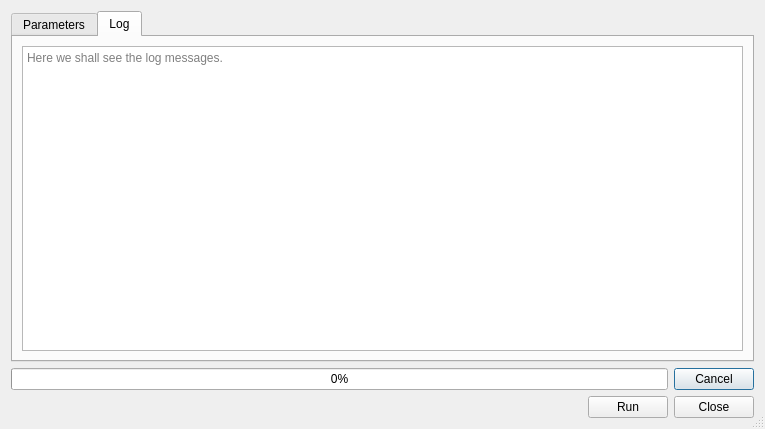
This is topo_modifier_dialog_base.ui in jaminzoda/terra-antiqua as Qt 5 draws it before an edit. The edited form follows.
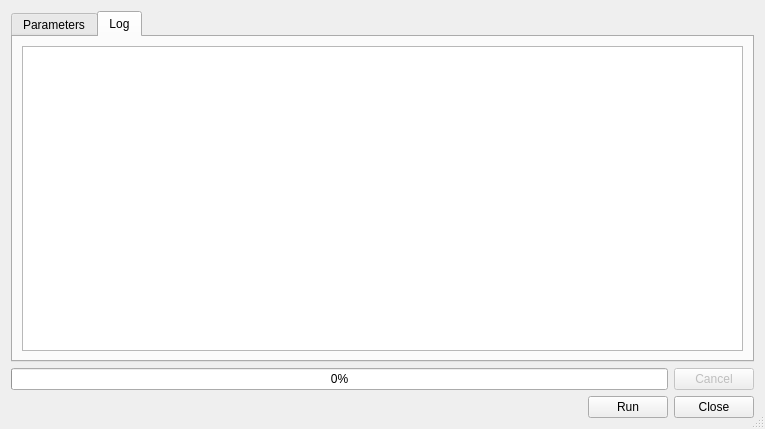
This is the edited form. The open tabs and pages were chosen to show the change. Custom widgets are drawn as their Qt base class.

Commit message: Added progressbar, cancel option and log to the Topo Modifier.

Patch:
```diff
--- a/topo_modifier_dialog_base.ui
+++ b/topo_modifier_dialog_base.ui
@@ -520,19 +520,16 @@
       </attribute>
       <layout class="QGridLayout" name="gridLayout_11">
        <item row="0" column="0">
-        <widget class="QPlainTextEdit" name="logText">
-         <property name="autoFillBackground">
-          <bool>false</bool>
+        <widget class="QTextBrowser" name="logText">
+         <property name="autoFormatting">
+          <set>QTextEdit::AutoAll</set>
          </property>
-         <property name="readOnly">
+         <property name="textInteractionFlags">
+          <set>Qt::LinksAccessibleByKeyboard|Qt::LinksAccessibleByMouse|Qt::TextBrowserInteraction|Qt::TextSelectableByKeyboard|Qt::TextSelectableByMouse</set>
+         </property>
+         <property name="openExternalLinks">
           <bool>true</bool>
          </property>
-         <property name="backgroundVisible">
-          <bool>false</bool>
-         </property>
-         <property name="placeholderText">
-          <string>Here we shall see the log messages.</string>
-         </property>
         </widget>
        </item>
       </layout>
@@ -550,6 +547,9 @@
      </item>
      <item>
       <widget class="QPushButton" name="cancelButton">
+       <property name="enabled">
+        <bool>false</bool>
+       </property>
        <property name="sizePolicy">
         <sizepolicy hsizetype="Fixed" vsizetype="Fixed">
          <horstretch>0</horstretch>
```
Left out of the diff: 21 changed lines with no effect on the pictures. The commit also changes 22 other files.
